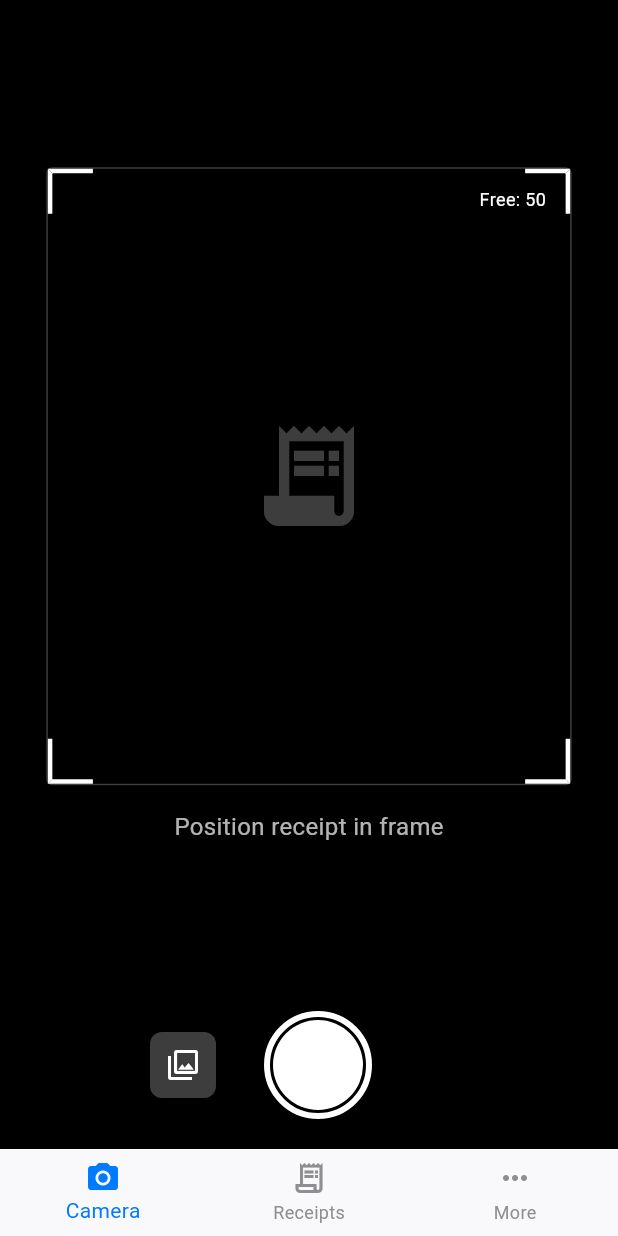
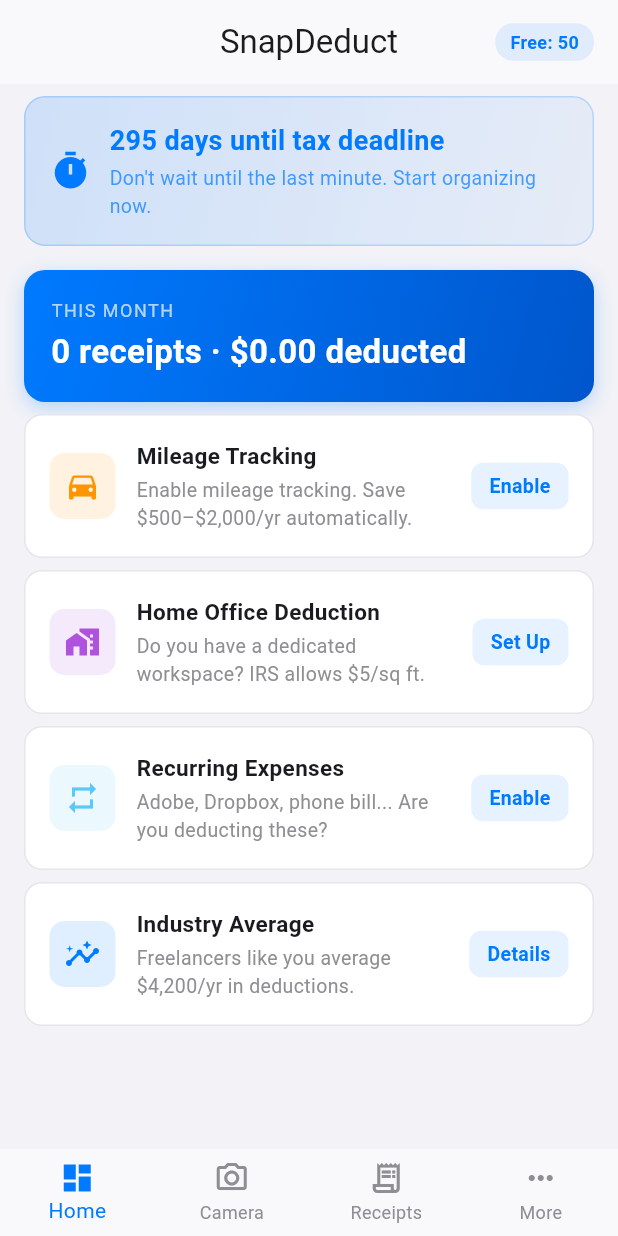
Before and after one commit to bambi2008/receiptsnap, a Flutter app: the screen it shows after launch, after a tap on "Skip", on a phone screen of 412 x 824 dp. Run offline on Flutter 3.47's test engine with Material 3 defaults, Android fonts, the light colour scheme and no system bars; our stand-ins replace csv, flutter_slidable, hive, hive_flutter, image_picker, share_plus; accounts and stored records are empty.

Commit message:
feat: Dashboard with tax countdown, mileage, home office, recurring expenses (English)

```diff
--- a/app/lib/app.dart
+++ b/app/lib/app.dart
@@ -2,6 +2,7 @@ import 'package:flutter/material.dart';
 import 'package:hive_flutter/hive_flutter.dart';
 import 'config/theme.dart';
 import 'config/constants.dart';
+import 'screens/dashboard_screen.dart';
 import 'screens/camera_screen.dart';
 import 'screens/receipts_screen.dart';
 import 'screens/settings_screen.dart';
@@ -60,6 +61,7 @@ class _AppShellState extends State<AppShell> {
     }
 
     final screens = const [
+      DashboardScreen(),
       CameraScreen(),
       ReceiptsScreen(),
       SettingsScreen(),
@@ -74,6 +76,11 @@ class _AppShellState extends State<AppShell> {
         currentIndex: _currentIndex,
         onTap: (i) => setState(() => _currentIndex = i),
         items: const [
+          BottomNavigationBarItem(
+            icon: Icon(Icons.dashboard_outlined),
+            activeIcon: Icon(Icons.dashboard),
+            label: 'Home',
+          ),
           BottomNavigationBarItem(
             icon: Icon(Icons.camera_alt_outlined),
             activeIcon: Icon(Icons.camera_alt),
--- a/app/lib/main.dart
+++ b/app/lib/main.dart
@@ -4,6 +4,7 @@ import 'package:hive_flutter/hive_flutter.dart';
 import 'models/receipt.dart';
 import 'providers/receipt_provider.dart';
 import 'providers/subscription_provider.dart';
+import 'providers/insights_provider.dart';
 import 'app.dart';
 
 void main() async {
@@ -18,6 +19,7 @@ void main() async {
       providers: [
         ChangeNotifierProvider(create: (_) => ReceiptProvider()..loadReceipts()),
         ChangeNotifierProvider(create: (_) => SubscriptionProvider()..init()),
+        ChangeNotifierProvider(create: (_) => InsightsProvider()..init()),
       ],
       child: const SnapDeductApp(),
     ),
--- /dev/null
+++ b/app/lib/providers/insights_provider.dart
@@ -0,0 +1,86 @@
+import 'package:flutter/foundation.dart';
+import 'package:hive_flutter/hive_flutter.dart';
+
+class InsightsProvider extends ChangeNotifier {
+  static const _mileageKey = 'mileage_enabled';
+  static const _mileageMilesKey = 'mileage_estimate';
+  static const _homeOfficeKey = 'home_office_sqft';
+
+  bool _mileageEnabled = false;
+  int _mileageEstimate = 0;
+  int _homeOfficeSqft = 0;
+
+  // IRS standard mileage rate 2026
+  static const double mileageRate = 0.70;
+  static const double homeOfficeRate = 5.0;
+  static const int homeOfficeMax = 300;
+
+  bool get mileageEnabled => _mileageEnabled;
+  int get mileageEstimate => _mileageEstimate;
+  double get mileageValue => _mileageEstimate * mileageRate;
+  int get homeOfficeSqft => _homeOfficeSqft;
+  int get homeOfficeValue => (_homeOfficeSqft * homeOfficeRate).toInt();
+  int get homeOfficeMaxValue => (homeOfficeMax * homeOfficeRate).toInt();
+
+  // Recurring expenses
+  int get recurringCount {
+    final box = Hive.box('settings');
+    final list = box.get('recurring_expenses', defaultValue: <Map>[]);
+    return (list as List).length;
+  }
+
+  double get recurringMonthly {
+    final box = Hive.box('settings');
+    final list = box.get('recurring_expenses', defaultValue: <Map>[]);
+    double total = 0;
+    for (final item in list) {
+      total += (item['amount'] as num?)?.toDouble() ?? 0;
+    }
+    return total;
+  }
+
+  // Tax deadline: April 15
+  int get daysUntilTaxDeadline {
+    final now = DateTime.now();
+    final deadline = DateTime(now.year, 4, 15);
+    if (now.isAfter(deadline)) {
+      return DateTime(now.year + 1, 4, 15).difference(now).inDays;
+    }
+    return deadline.difference(now).inDays;
+  }
+
+  void init() {
+    final box = Hive.box('settings');
+    _mileageEnabled = box.get(_mileageKey, defaultValue: false);
+    _mileageEstimate = box.get(_mileageMilesKey, defaultValue: 0);
+    _homeOfficeSqft = box.get(_homeOfficeKey, defaultValue: 0);
+  }
+
+  void refresh() {
+    init();
+    notifyListeners();
+  }
+
+  void toggleMileage() {
+    _mileageEnabled = !_mileageEnabled;
+    if (_mileageEnabled && _mileageEstimate == 0) {
+      // Estimate: 20 workdays × 15 miles round trip
+      _mileageEstimate = 300;
+    }
+    Hive.box('settings').put(_mileageKey, _mileageEnabled);
+    Hive.box('settings').put(_mileageMilesKey, _mileageEstimate);
+    notifyListeners();
+  }
+
+  void setMileageEstimate(int miles) {
+    _mileageEstimate = miles;
+    Hive.box('settings').put(_mileageMilesKey, _mileageEstimate);
+    notifyListeners();
+  }
+
+  void setHomeOfficeSqft(int sqft) {
+    _homeOfficeSqft = sqft.clamp(0, homeOfficeMax);
+    Hive.box('settings').put(_homeOfficeKey, _homeOfficeSqft);
+    notifyListeners();
+  }
+}
--- /dev/null
+++ b/app/lib/screens/dashboard_screen.dart
@@ -0,0 +1,323 @@
+import 'package:flutter/material.dart';
+import 'package:provider/provider.dart';
+import '../providers/receipt_provider.dart';
+import '../providers/subscription_provider.dart';
+import '../providers/insights_provider.dart';
+import '../config/theme.dart';
+
+class DashboardScreen extends StatefulWidget {
+  const DashboardScreen({super.key});
+
+  @override
+  State<DashboardScreen> createState() => _DashboardScreenState();
+}
+
+class _DashboardScreenState extends State<DashboardScreen> {
+  @override
+  void initState() {
+    super.initState();
+    WidgetsBinding.instance.addPostFrameCallback((_) {
+      context.read<InsightsProvider>().refresh();
+    });
+  }
+
+  @override
+  Widget build(BuildContext context) {
+    final receipts = context.watch<ReceiptProvider>();
+    final insights = context.watch<InsightsProvider>();
+    final sub = context.watch<SubscriptionProvider>();
+
+    final monthCount = receipts.monthlyCount;
+    final monthTotal = receipts.monthlyTotal;
+
+    return Scaffold(
+      backgroundColor: AppTheme.bg,
+      appBar: AppBar(
+        title: const Text('SnapDeduct'),
+        actions: [
+          Padding(
+            padding: const EdgeInsets.only(right: 16),
+            child: Center(
+              child: Container(
+                padding: const EdgeInsets.symmetric(horizontal: 10, vertical: 4),
+                decoration: BoxDecoration(
+                  color: sub.isPro ? AppTheme.green.withValues(alpha: 0.15) : AppTheme.blue.withValues(alpha: 0.1),
+                  borderRadius: BorderRadius.circular(12),
+                ),
+                child: Text(
+                  sub.isPro ? 'PRO' : 'Free: ${sub.remainingFree}',
+                  style: TextStyle(
+                    color: sub.isPro ? AppTheme.green : AppTheme.blue,
+                    fontSize: 12,
+                    fontWeight: FontWeight.w600,
+                  ),
+                ),
+              ),
+            ),
+          ),
+        ],
+      ),
+      body: ListView(
+        padding: const EdgeInsets.fromLTRB(16, 8, 16, 32),
+        children: [
+          // Tax countdown
+          _buildTaxCountdown(insights),
+          const SizedBox(height: 16),
+
+          // Monthly summary
+          _buildMonthlySummary(monthCount, monthTotal),
+          const SizedBox(height: 8),
+
+          // Hook: mileage
+          _buildInsightCard(
+            icon: Icons.directions_car,
+            iconColor: AppTheme.orange,
+            title: 'Mileage Tracking',
+            subtitle: insights.mileageEstimate > 0
+                ? 'Last month you drove ~${insights.mileageEstimate} mi. If tracked, worth \$${insights.mileageValue.toStringAsFixed(0)} in deductions'
+                : 'Enable mileage tracking. Save \$500–\$2,000/yr automatically.',
+            actionLabel: insights.mileageEnabled ? 'Active ✓' : 'Enable',
+            enabled: insights.mileageEnabled,
+            onTap: () => _toggleMileage(insights),
+          ),
+          const SizedBox(height: 8),
+
+          // Hook: home office
+          _buildInsightCard(
+            icon: Icons.home_work,
+            iconColor: AppTheme.purple,
+            title: 'Home Office Deduction',
+            subtitle: insights.homeOfficeSqft > 0
+                ? '${insights.homeOfficeSqft} sq ft × \$5 = \$${insights.homeOfficeValue}/yr'
+                : 'Do you have a dedicated workspace? IRS allows \$5/sq ft.',
+            actionLabel: insights.homeOfficeSqft > 0 ? '\$${insights.homeOfficeValue}/yr' : 'Set Up',
+            enabled: insights.homeOfficeSqft > 0,
+            onTap: () => _showHomeOfficeDialog(insights),
+          ),
+          const SizedBox(height: 8),
+
+          // Hook: recurring expenses
+          _buildInsightCard(
+            icon: Icons.repeat,
+            iconColor: AppTheme.teal,
+            title: 'Recurring Expenses',
+            subtitle: insights.recurringCount > 0
+                ? '${insights.recurringCount} recurring found · ~\$${insights.recurringMonthly.toStringAsFixed(0)}/mo'
+                : 'Adobe, Dropbox, phone bill... Are you deducting these?',
+            actionLabel: insights.recurringCount > 0 ? 'Review' : 'Enable',
+            enabled: insights.recurringCount > 0,
+            onTap: () {},
+          ),
+          const SizedBox(height: 8),
+
+          // Hook: industry comparison
+          _buildInsightCard(
+            icon: Icons.insights,
+            iconColor: AppTheme.blue,
+            title: 'Industry Average',
+            subtitle: monthCount > 0
+                ? 'You\'ve deducted \$${receipts.monthlyTotal.toStringAsFixed(0)} this year · Avg freelancer \$4,200'
+                : 'Freelancers like you average \$4,200/yr in deductions.',
+            actionLabel: 'Details',
+            enabled: false,
+            onTap: () {},
+          ),
+        ],
+      ),
+    );
+  }
+
+  Widget _buildTaxCountdown(InsightsProvider insights) {
+    final days = insights.daysUntilTaxDeadline;
+    final color = days <= 30 ? AppTheme.red : days <= 60 ? AppTheme.orange : AppTheme.blue;
+
+    return Container(
+      padding: const EdgeInsets.all(16),
+      decoration: BoxDecoration(
+        gradient: LinearGradient(
+          colors: [color.withValues(alpha: 0.15), color.withValues(alpha: 0.05)],
+          begin: Alignment.topLeft,
+          end: Alignment.bottomRight,
+        ),
+        borderRadius: BorderRadius.circular(14),
+        border: Border.all(color: color.withValues(alpha: 0.2)),
+      ),
+      child: Row(
+        children: [
+          Icon(Icons.timer, color: color, size: 28),
+          const SizedBox(width: 12),
+          Expanded(
+            child: Column(
+              crossAxisAlignment: CrossAxisAlignment.start,
+              children: [
+                Text(
+                  days > 0 ? '$days days until tax deadline' : 'Tax season is here!',
+                  style: TextStyle(color: color, fontSize: 18, fontWeight: FontWeight.bold),
+                ),
+                const SizedBox(height: 2),
+                Text(
+                  days > 30
+                      ? 'Don\'t wait until the last minute. Start organizing now.'
+                      : 'At this rate, you could miss ~\$1,200 in deductions.',
+                  style: TextStyle(color: color.withValues(alpha: 0.7), fontSize: 13),
+                ),
+              ],
+            ),
+          ),
+        ],
+      ),
+    );
+  }
+
+  Widget _buildMonthlySummary(int count, double total) {
+    return Container(
+      padding: const EdgeInsets.all(18),
+      decoration: BoxDecoration(
+        gradient: const LinearGradient(
+          colors: [AppTheme.blue, AppTheme.blueDark],
+          begin: Alignment.topLeft,
+          end: Alignment.bottomRight,
+        ),
+        borderRadius: BorderRadius.circular(14),
+        boxShadow: [
+          BoxShadow(color: AppTheme.blue.withValues(alpha: 0.25), blurRadius: 10, offset: const Offset(0, 4)),
+        ],
+      ),
+      child: Column(
+        crossAxisAlignment: CrossAxisAlignment.start,
+        children: [
+          const Text('THIS MONTH', style: TextStyle(color: Colors.white70, fontSize: 12, letterSpacing: 1)),
+          const SizedBox(height: 4),
+          Text('$count receipts · \$${total.toStringAsFixed(2)} deducted',
+              style: const TextStyle(color: Colors.white, fontSize: 22, fontWeight: FontWeight.bold)),
+        ],
+      ),
+    );
+  }
+
+  Widget _buildInsightCard({
+    required IconData icon,
+    required Color iconColor,
+    required String title,
+    required String subtitle,
+    required String actionLabel,
+    required bool enabled,
+    required VoidCallback onTap,
+  }) {
+    return GestureDetector(
+      onTap: onTap,
+      child: Container(
+        padding: const EdgeInsets.all(16),
+        decoration: BoxDecoration(
+          color: Colors.white,
+          borderRadius: BorderRadius.circular(12),
+          border: Border.all(color: AppTheme.separator),
+        ),
+        child: Row(
+          children: [
+            Container(
+              width: 44,
+              height: 44,
+              decoration: BoxDecoration(
+                color: iconColor.withValues(alpha: 0.12),
+                borderRadius: BorderRadius.circular(10),
+              ),
+              child: Icon(icon, color: iconColor, size: 24),
+            ),
+            const SizedBox(width: 14),
+            Expanded(
+              child: Column(
+                crossAxisAlignment: CrossAxisAlignment.start,
+                children: [
+                  Text(title, style: const TextStyle(fontWeight: FontWeight.w600, fontSize: 15)),
+                  const SizedBox(height: 3),
+                  Text(subtitle, style: const TextStyle(color: AppTheme.textSecondary, fontSize: 13)),
+                ],
+              ),
+            ),
+            const SizedBox(width: 8),
+            Container(
+              padding: const EdgeInsets.symmetric(horizontal: 12, vertical: 6),
+              decoration: BoxDecoration(
+                color: enabled ? AppTheme.green.withValues(alpha: 0.1) : AppTheme.blue.withValues(alpha: 0.1),
+                borderRadius: BorderRadius.circular(8),
+              ),
+              child: Text(
+                actionLabel,
+                style: TextStyle(
+                  color: enabled ? AppTheme.green : AppTheme.blue,
+                  fontSize: 13,
+                  fontWeight: FontWeight.w600,
+                ),
+              ),
+            ),
+          ],
+        ),
+      ),
+    );
+  }
+
+  void _toggleMileage(InsightsProvider insights) {
+    if (insights.mileageEnabled) return;
+    setState(() {});
+    insights.toggleMileage();
+  }
+
+  void _showHomeOfficeDialog(InsightsProvider insights) {
+    final controller = TextEditingController(
+      text: insights.homeOfficeSqft > 0 ? insights.homeOfficeSqft.toString() : '',
+    );
+    showDialog(
+      context: context,
+      builder: (_) => AlertDialog(
+        title: const Text('Home Office'),
+        content: Column(
+          mainAxisSize: MainAxisSize.min,
+          crossAxisAlignment: CrossAxisAlignment.start,
+          children: [
+            const Text('Do you have a dedicated workspace? Enter square footage:'),
+            const SizedBox(height: 12),
+            TextField(
+              controller: controller,
+              keyboardType: TextInputType.number,
+              decoration: const InputDecoration(
+                hintText: 'e.g. 200',
+                suffixText: 'sq ft',
+                border: OutlineInputBorder(),
+              ),
+            ),
+            const SizedBox(height: 8),
+            Text(
+              'IRS simplified: \$5/sq ft, max 300 sq ft (\$1,500/yr)',
+              style: TextStyle(color: Colors.grey[500], fontSize: 12),
+            ),
+          ],
+        ),
+        actions: [
+          if (insights.homeOfficeSqft > 0)
+            TextButton(
+              onPressed: () {
+                insights.setHomeOfficeSqft(0);
+                Navigator.pop(context);
+              },
+              child: const Text('Clear'),
+            ),
+          TextButton(
+            onPressed: () => Navigator.pop(context),
+            child: const Text('Cancel'),
+          ),
+          FilledButton(
+            onPressed: () {
+              final sqft = int.tryParse(controller.text);
+              if (sqft != null && sqft > 0) {
+                insights.setHomeOfficeSqft(sqft > 300 ? 300 : sqft);
+              }
+              Navigator.pop(context);
+            },
+            child: const Text('Save'),
+          ),
+        ],
+      ),
+    );
+  }
+}
```
Also changed, not shown: 1 other file.
